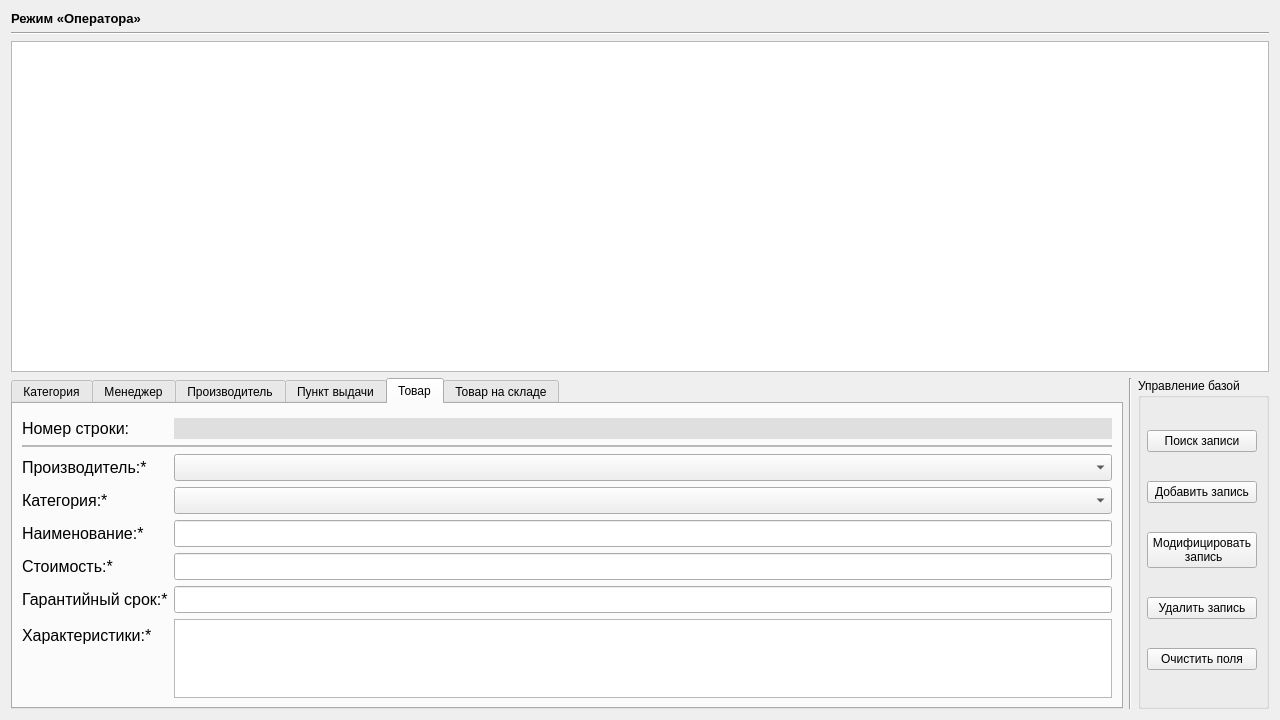
Above: 3 course/postgres_coursework/Views/OperatorForm.ui from Manerton/labs-se before the change. Below: the same form after it.
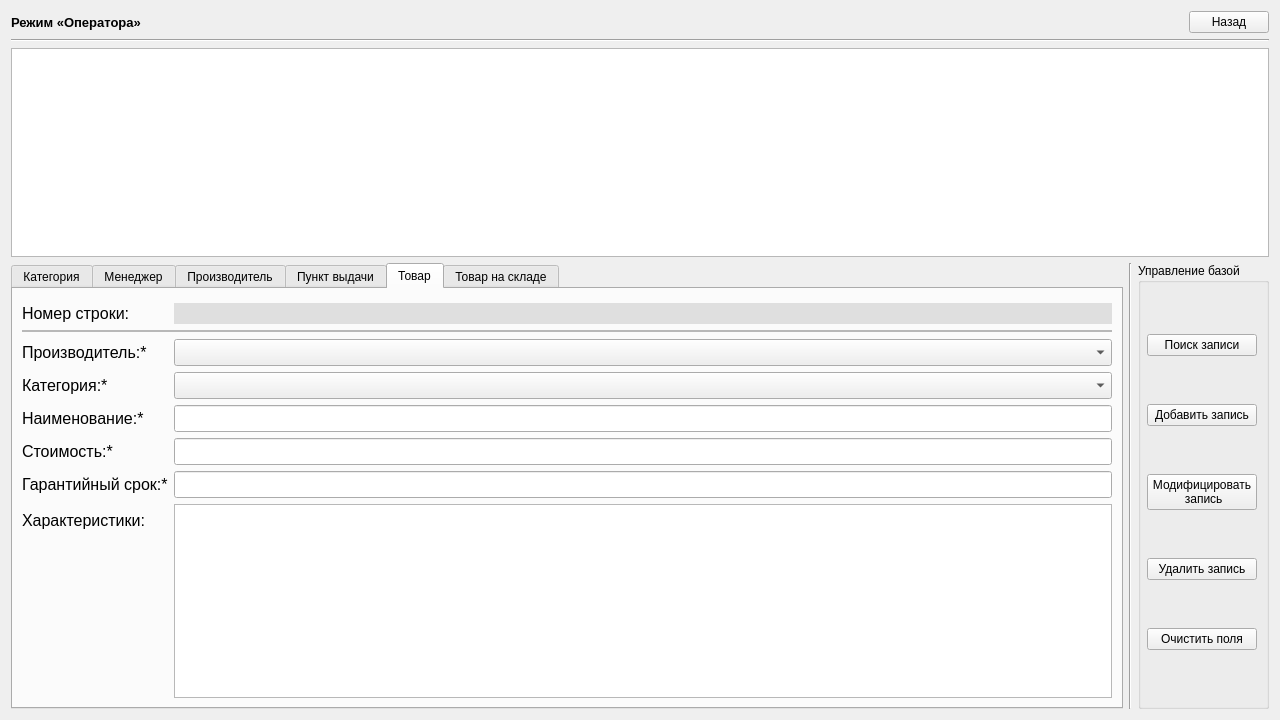
That is the form after the change. The open tabs and pages were chosen to show the change.

Patch:
```diff
--- a/3 course/postgres_coursework/Views/OperatorForm.ui
+++ b/3 course/postgres_coursework/Views/OperatorForm.ui
@@ -13,8 +13,8 @@
   <property name="windowTitle">
    <string>Form</string>
   </property>
-  <layout class="QGridLayout" name="gridLayout_3" rowstretch="0,4,3,3">
-   <item row="3" column="0">
+  <layout class="QGridLayout" name="gridLayout_3" rowstretch="0,0,0,0,0">
+   <item row="4" column="0">
     <widget class="QTabWidget" name="tabWidget">
      <property name="currentIndex">
       <number>0</number>
@@ -972,7 +972,7 @@
             </font>
            </property>
            <property name="text">
-            <string>Характеристики:*</string>
+            <string>Характеристики:</string>
            </property>
           </widget>
          </item>
@@ -1209,7 +1209,7 @@
      </widget>
     </widget>
    </item>
-   <item row="3" column="2">
+   <item row="4" column="2">
     <widget class="QGroupBox" name="buttons">
      <property name="title">
       <string>Управление базой</string>
@@ -1263,32 +1263,7 @@
      </layout>
     </widget>
    </item>
-   <item row="3" column="1">
-    <widget class="Line" name="line">
-     <property name="frameShadow">
-      <enum>QFrame::Sunken</enum>
-     </property>
-     <property name="orientation">
-      <enum>Qt::Vertical</enum>
-     </property>
-    </widget>
-   </item>
-   <item row="0" column="0">
-    <widget class="QLabel" name="label">
-     <property name="font">
-      <font>
-       <pointsize>10</pointsize>
-       <weight>75</weight>
-       <bold>true</bold>
-       <underline>false</underline>
-      </font>
-     </property>
-     <property name="text">
-      <string>Режим «Оператора»</string>
-     </property>
-    </widget>
-   </item>
-   <item row="2" column="0" colspan="3">
+   <item row="3" column="0" colspan="3">
     <widget class="QTableView" name="tableView">
      <property name="font">
       <font>
@@ -1355,13 +1330,65 @@
      </attribute>
     </widget>
    </item>
-   <item row="1" column="0" colspan="3">
+   <item row="4" column="1">
+    <widget class="Line" name="line">
+     <property name="frameShadow">
+      <enum>QFrame::Sunken</enum>
+     </property>
+     <property name="orientation">
+      <enum>Qt::Vertical</enum>
+     </property>
+    </widget>
+   </item>
+   <item row="2" column="0" colspan="3">
     <widget class="Line" name="line_6">
      <property name="orientation">
       <enum>Qt::Horizontal</enum>
      </property>
     </widget>
    </item>
+   <item row="1" column="0" colspan="3">
+    <layout class="QHBoxLayout" name="horizontalLayout_4">
+     <property name="topMargin">
+      <number>0</number>
+     </property>
+     <item>
+      <widget class="QLabel" name="label">
+       <property name="font">
+        <font>
+         <pointsize>10</pointsize>
+         <weight>75</weight>
+         <bold>true</bold>
+         <underline>false</underline>
+        </font>
+       </property>
+       <property name="text">
+        <string>Режим «Оператора»</string>
+       </property>
+      </widget>
+     </item>
+     <item>
+      <spacer name="horizontalSpacer">
+       <property name="orientation">
+        <enum>Qt::Horizontal</enum>
+       </property>
+       <property name="sizeHint" stdset="0">
+        <size>
+         <width>40</width>
+         <height>20</height>
+        </size>
+       </property>
+      </spacer>
+     </item>
+     <item>
+      <widget class="QPushButton" name="pushButton_back">
+       <property name="text">
+        <string>Назад</string>
+       </property>
+      </widget>
+     </item>
+    </layout>
+   </item>
   </layout>
  </widget>
  <resources/>
```
